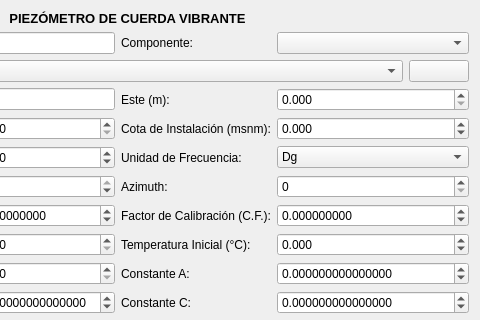
Qt form ui/editarpiezometrocuerda.ui (ivanrv23/E-Monitoring-SqlServer) before a commit; both pictures show x 225 to 705 and y 0 to 320 of the 705 by 522 pixel window.
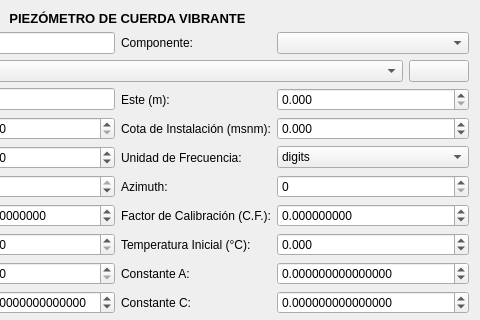
The same form after that commit.

The edit to the form file:
```diff
--- a/ui/editarpiezometrocuerda.ui
+++ b/ui/editarpiezometrocuerda.ui
@@ -235,7 +235,7 @@
       <widget class="QComboBox" name="combo_unidad_frecuencia">
        <item>
         <property name="text">
-         <string>Dg</string>
+         <string>digits</string>
         </property>
        </item>
        <item>
```
